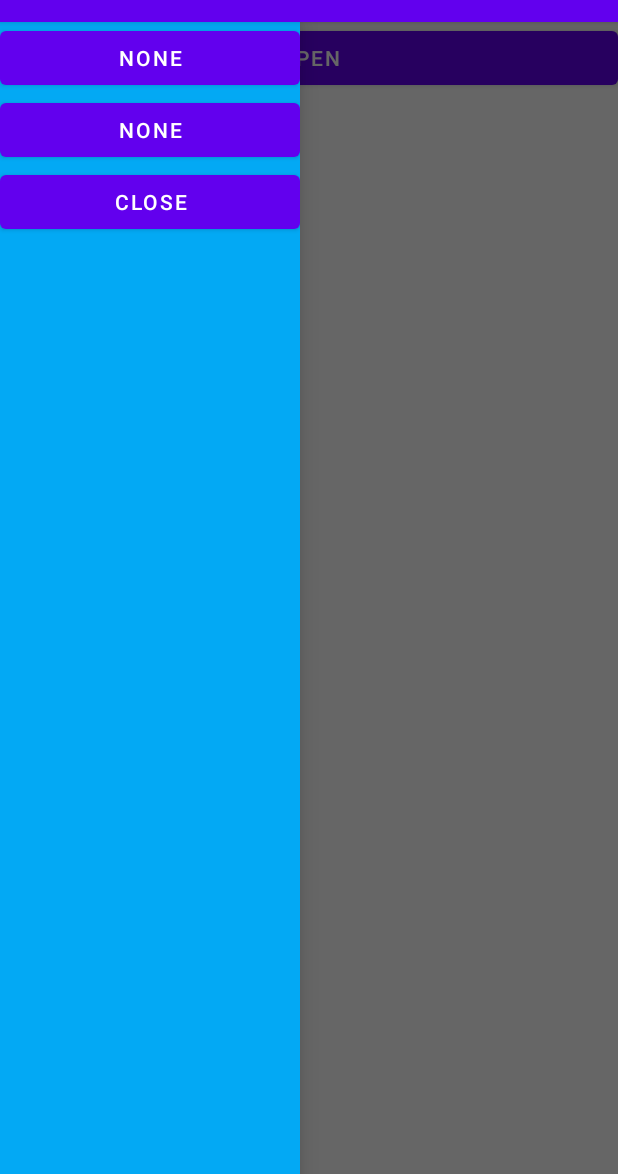
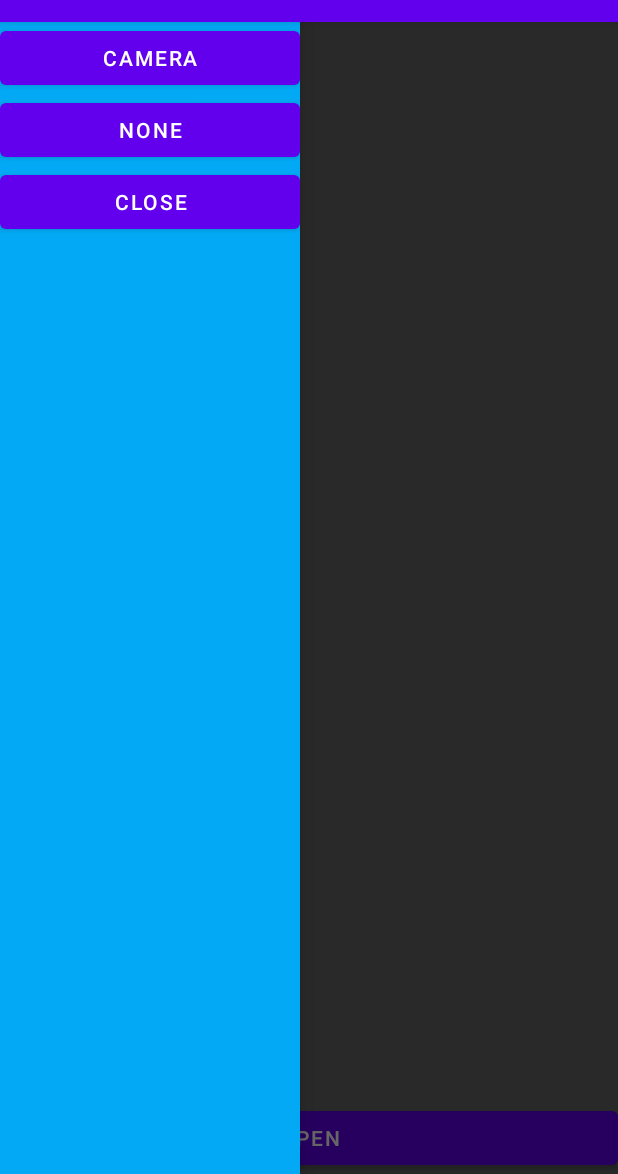
Before and after one commit to cozy-ant/Mo_Basic_Android, an Android app: the screen it shows after launch (MainActivity), with the side drawer open, on a phone screen of 412 x 824 dp, the part 62-1236 px from its top. Run offline under Robolectric (Android 15) with nearby library versions, the phone set to English and light mode, and no system bars; libraries missing offline, so code that uses them is left out: com.gun0912.tedpermission; 2 statements that could not run were skipped.

Commit message:
Camera기능 추가

```diff
--- a/app/build.gradle
+++ b/app/build.gradle
@@ -40,6 +40,7 @@ dependencies {
     implementation 'androidx.lifecycle:lifecycle-viewmodel-ktx:2.4.1'
     implementation 'androidx.navigation:navigation-fragment:2.4.1'
     implementation 'androidx.navigation:navigation-ui:2.4.1'
+    implementation 'io.github.ParkSangGwon:tedpermission-normal:3.3.0'
     testImplementation 'junit:junit:4.13.2'
     androidTestImplementation 'androidx.test.ext:junit:1.1.5'
     androidTestImplementation 'androidx.test.espresso:espresso-core:3.5.1'
--- a/app/src/main/res/layout/activity_drawer.xml
+++ b/app/src/main/res/layout/activity_drawer.xml
@@ -9,9 +9,10 @@
     >
 
     <Button
+        android:id="@+id/btn_camera"
         android:layout_width="match_parent"
         android:layout_height="wrap_content"
-        android:text="NONE" />
+        android:text="CAMERA" />
 
     <Button
         android:layout_width="match_parent"
--- a/app/src/main/res/layout/activity_main.xml
+++ b/app/src/main/res/layout/activity_main.xml
@@ -8,16 +8,29 @@
     android:orientation="vertical"
     tools:context=".MainActivity">
 
-   <LinearLayout
-       android:layout_width="match_parent"
-       android:layout_height="match_parent">
+    <LinearLayout
+        android:layout_width="match_parent"
+        android:layout_height="match_parent"
+        android:orientation="vertical">
+
+        <ImageView
+            android:id="@+id/iv_resultImg"
+            android:layout_width="match_parent"
+            android:layout_height="match_parent" />
+
+    </LinearLayout>
+
+    <LinearLayout
+        android:layout_width="match_parent"
+        android:layout_height="wrap_content">
 
         <Button
             android:id="@+id/btn_open"
             android:layout_width="match_parent"
             android:layout_height="wrap_content"
-            android:text="Open"/>
+            android:layout_gravity="bottom"
+            android:text="Open" />
+    </LinearLayout>
 
-   </LinearLayout>
-    <include layout="@layout/activity_drawer"/>
+    <include layout="@layout/activity_drawer" />
 </androidx.drawerlayout.widget.DrawerLayout>
--- /dev/null
+++ b/app/src/main/res/xml/file_path.xml
@@ -0,0 +1,6 @@
+<?xml version="1.0" encoding="utf-8"?>
+<paths xmlns:android="http://schemas.android.com/apk/res/android">
+    <external-path
+        name="my_image"
+        path="Android/data/com.example.basiccoding/files/Pictures"/>
+</paths>
```
Also changed, not shown: app/src/main/AndroidManifest.xml (+16 -0 lines), app/src/main/java/com/example/basiccoding/MainActivity.java (+117 -3 lines).
